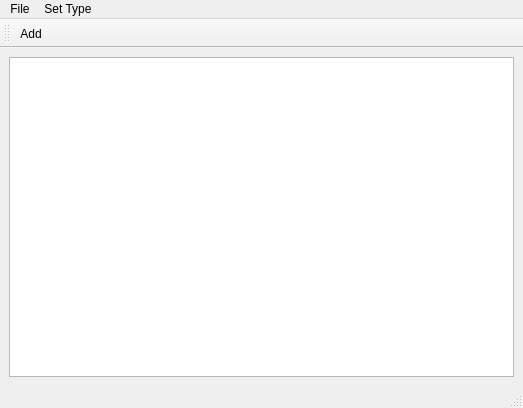
Before: the Qt Designer form src/ui/gui1.ui in volund/entr, drawn with Qt 5.
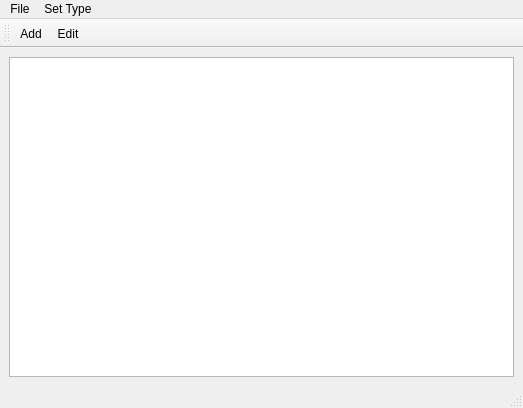
After: the same form once the commit is applied.

What changed in the file:
```diff
--- a/src/ui/gui1.ui
+++ b/src/ui/gui1.ui
@@ -70,6 +70,7 @@
     <bool>false</bool>
    </attribute>
    <addaction name="actionAdd"/>
+   <addaction name="actionEdit"/>
   </widget>
   <action name="actionAdd">
    <property name="text">
@@ -81,6 +82,11 @@
     <string>Quit</string>
    </property>
   </action>
+  <action name="actionEdit">
+   <property name="text">
+    <string>Edit</string>
+   </property>
+  </action>
  </widget>
  <resources/>
  <connections/>
```
Left out of the diff: 2 changed lines with no effect on the pictures.
